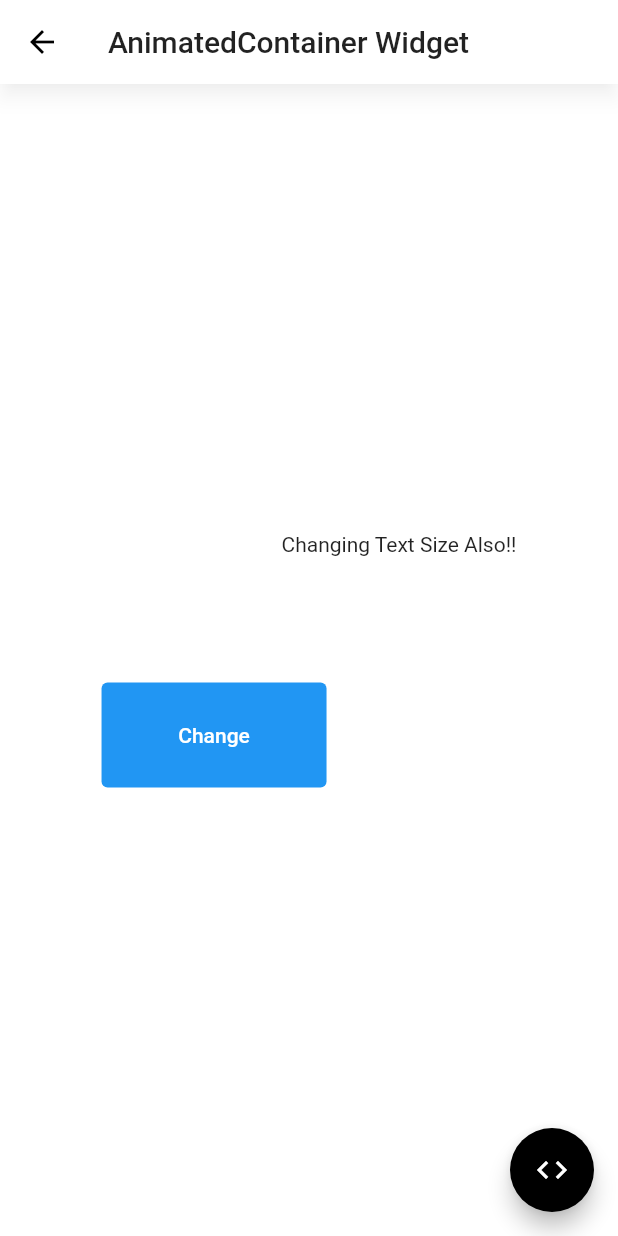
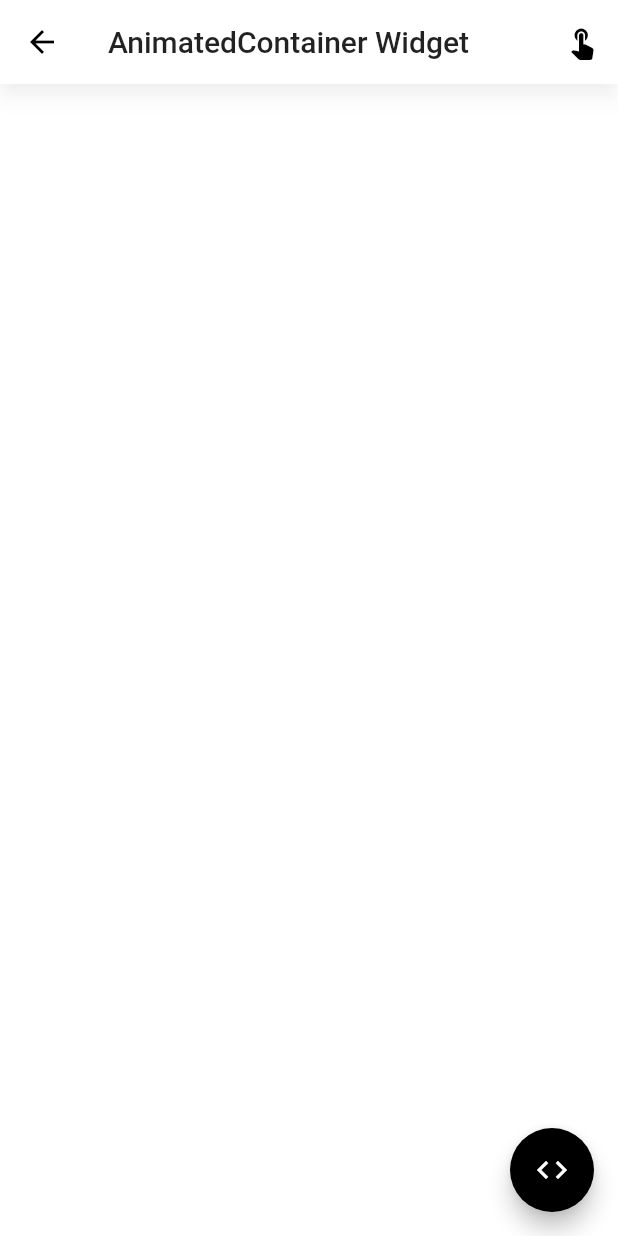
Before and after one commit to ketanvishwakarma/flutter_widgets_by_kdevigner, a Flutter app: the screen it shows after launch, after a tap on "AnimatedContainer", on a phone screen of 412 x 824 dp. Run offline on Flutter 3.47's test engine with Material 2 defaults, Android fonts, the light colour scheme and no system bars.

Commit message:
upto table

```diff
--- a/lib/main.dart
+++ b/lib/main.dart
@@ -4,6 +4,8 @@ import 'package:flutter/services.dart';
 import 'package:flutter_widgets_by_kdevigner/widget_animation_container.dart';
 import 'package:flutter_widgets_by_kdevigner/widget_fade_transition.dart';
 import 'package:flutter_widgets_by_kdevigner/widget_opacity.dart';
+import 'package:flutter_widgets_by_kdevigner/widget_page_view.dart';
+import 'package:flutter_widgets_by_kdevigner/widget_table.dart';
 
 import 'widget_link.dart';
 
@@ -11,7 +13,32 @@ void main() {
   runApp(MyApp());
 }
 
-class MyApp extends StatelessWidget {
+bool darkTheme = false;
+
+_MyAppState _myTheme = _MyAppState();
+
+class MyApp extends StatefulWidget {
+  @override
+  _MyAppState createState() => _MyAppState();
+}
+
+class _MyAppState extends State<MyApp> with ChangeNotifier {
+  ThemeMode currentTheme() {
+    return darkTheme ? ThemeMode.dark : ThemeMode.light;
+  }
+  void switchTheme() {
+    darkTheme = !darkTheme;
+    notifyListeners();
+  }
+
+  @override
+  void initState() {
+    _myTheme.addListener(() {
+      setState(() {});
+    });
+    super.initState();
+  }
+
   @override
   Widget build(BuildContext context) {
     return MaterialApp(
@@ -64,7 +91,7 @@ class MyApp extends StatelessWidget {
       /* ThemeMode.system to follow system theme,
          ThemeMode.light for light theme,
          ThemeMode.dark for dark theme */
-      themeMode: ThemeMode.system,
+      themeMode: _myTheme.currentTheme(),
       home: MyHomePage(title: 'Flutter Widgets | KDevigner'),
     );
   }
@@ -77,14 +104,14 @@ List _listOfWidgets = [
   'Link',
   'FadeTransition',
   'AnimatedContainer',
-  'Opacity'
+  'Opacity',
+  'PageView',
+  'Table'
 ];
 
 class MyHomePage extends StatefulWidget {
   MyHomePage({Key key, this.title}) : super(key: key);
-
   final String title;
-
   @override
   _MyHomePageState createState() => _MyHomePageState();
 }
@@ -115,13 +142,41 @@ class _MyHomePageState extends State<MyHomePage> {
           MaterialPageRoute(
             builder: (context) => WidgetOpacity(),
           ));
+    if (name == 'PageView')
+      Navigator.push(
+          context,
+          MaterialPageRoute(
+            builder: (context) => WidgetPageView(),
+          ));
+    if (name == 'Table')
+      Navigator.push(
+          context,
+          MaterialPageRoute(
+            builder: (context) => WidgetTable(),
+          ));
   }
 
   @override
   Widget build(BuildContext context) {
+    SystemChrome.setSystemUIOverlayStyle(SystemUiOverlayStyle(
+        statusBarColor: darkTheme ? Colors.black : Colors.white,
+        statusBarBrightness: darkTheme ? Brightness.dark : Brightness.light));
     return Scaffold(
         appBar: AppBar(
           title: Text('List of Widgets'),
+          actions: [
+            IconButton(
+              icon: Icon(Icons.lightbulb),
+              onPressed: () {
+                setState(() {
+                  SystemChrome.setSystemUIOverlayStyle(SystemUiOverlayStyle(
+                      statusBarColor: Theme.of(context).accentColor,
+                      statusBarBrightness: Theme.of(context).brightness));
+                  _myTheme.switchTheme();
+                });
+              },
+            )
+          ],
         ),
         body: SafeArea(
             child: Column(
--- a/lib/widget_animation_container.dart
+++ b/lib/widget_animation_container.dart
@@ -6,7 +6,6 @@
 *     and curve : to specify the animation
 *
 */
-
 
 import 'dart:math';
 
@@ -22,15 +21,31 @@ class WidgetAnimatedContainer extends StatefulWidget {
 }
 
 class _WidgetAnimatedContainerState extends State<WidgetAnimatedContainer> {
-
   Color _color = Colors.white;
-  double size = 100, _fontSize;
+  double size = 100;
   BorderRadiusGeometry _borderRadiusGeometry = BorderRadius.circular(8);
 
   @override
   Widget build(BuildContext context) {
     return Scaffold(
-        appBar: AppBar(title: Text("AnimatedContainer Widget")),
+        appBar: AppBar(
+          title: Text("AnimatedContainer Widget"),
+          actions: [
+            IconButton(
+              onPressed: () {
+                setState(() {
+                  Random random = new Random();
+                  size = random.nextInt(500).toDouble();
+                  _color = Color.fromRGBO(random.nextInt(256),
+                      random.nextInt(256), random.nextInt(256), 1);
+                  _borderRadiusGeometry =
+                      BorderRadius.circular(random.nextInt(50).toDouble());
+                });
+              },
+              icon: Icon(Icons.touch_app),
+            )
+          ],
+        ),
         body: Center(
           child: Container(
             padding: EdgeInsets.all(20),
@@ -41,20 +56,9 @@ class _WidgetAnimatedContainerState extends State<WidgetAnimatedContainer> {
                 duration: Duration(seconds: 2),
                 width: size,
                 height: size,
-                decoration: BoxDecoration(color: _color,borderRadius: _borderRadiusGeometry),
+                decoration: BoxDecoration(
+                    color: _color, borderRadius: _borderRadiusGeometry),
               ),
-              Text('Changing Text Size Also!!',style: TextStyle(fontSize: _fontSize),),
-              ElevatedButton(
-                  onPressed: () {
-                    setState(() {
-                      Random random = new Random();
-                      size = random.nextInt(500).toDouble();
-                      _fontSize = random.nextInt(50).toDouble();
-                      _color = Color.fromRGBO(random.nextInt(256), random.nextInt(256), random.nextInt(256), 1);
-                      _borderRadiusGeometry = BorderRadius.circular(random.nextInt(50).toDouble());
-                    });
-                  },
-                  child: Text('Change'))
             ]),
           ),
         ),
```
Also changed, not shown: lib/widget_page_view.dart (added, +65 -0 lines), lib/widget_table.dart (added, +105 -0 lines), lib/widget_sliver_appbar.dart (added), 3 other files.
